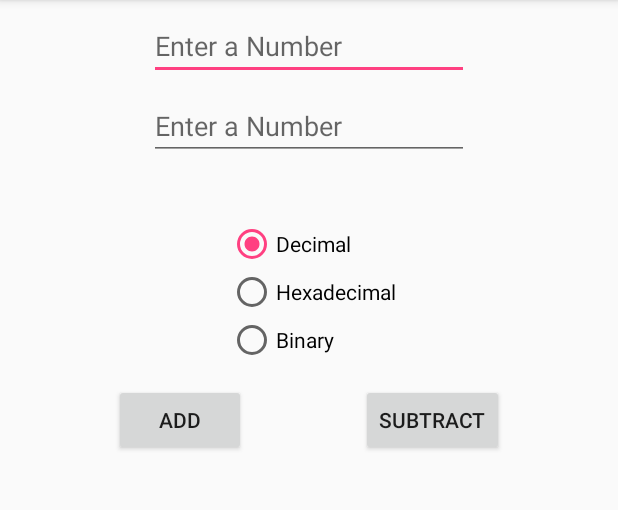
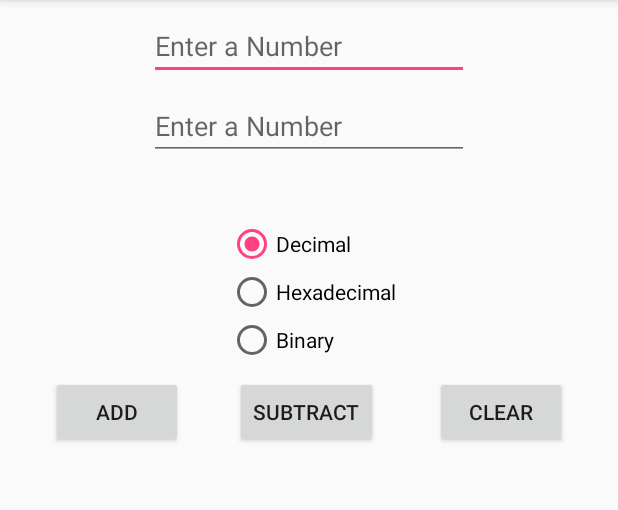
Before and after one commit to tm1287/CalculatorApp, an Android app: the screen it shows after launch (MainActivity), on a phone screen of 412 x 824 dp, the part 84-594 px from its top. Run offline under Robolectric (Android 15) with nearby library versions, the phone set to English and light mode, and no system bars.

Commit message:
Added functionality for a clear button.

```diff
--- a/app/src/main/res/layout/activity_main.xml
+++ b/app/src/main/res/layout/activity_main.xml
@@ -39,41 +39,55 @@
         android:id="@+id/addBtn"
         android:layout_width="wrap_content"
         android:layout_height="wrap_content"
-        android:layout_marginEnd="8dp"
         android:layout_marginStart="8dp"
-        android:layout_marginTop="256dp"
+        android:layout_marginTop="8dp"
         android:text="ADD"
         app:layout_constraintEnd_toStartOf="@+id/subBtn"
         app:layout_constraintHorizontal_bias="0.5"
         app:layout_constraintStart_toStartOf="parent"
-        app:layout_constraintTop_toTopOf="parent" />
+        app:layout_constraintTop_toBottomOf="@+id/radioGroup"
+        android:layout_marginLeft="8dp" />
 
     <Button
         android:id="@+id/subBtn"
         android:layout_width="wrap_content"
         android:layout_height="wrap_content"
+        android:layout_marginStart="8dp"
+        android:layout_marginTop="8dp"
+        android:text="SUBTRACT"
+        app:layout_constraintEnd_toStartOf="@+id/clrBtn"
+        app:layout_constraintHorizontal_bias="0.5"
+        app:layout_constraintStart_toEndOf="@+id/addBtn"
+        app:layout_constraintTop_toBottomOf="@+id/radioGroup"
+        android:layout_marginLeft="8dp" />
+
+    <Button
+        android:id="@+id/clrBtn"
+        android:layout_width="wrap_content"
+        android:layout_height="wrap_content"
         android:layout_marginEnd="8dp"
-        android:layout_marginRight="16dp"
-        android:layout_marginTop="256dp"
-        android:text="SUBTRACT"
+        android:layout_marginStart="12dp"
+        android:layout_marginTop="8dp"
+        android:text="CLEAR"
         app:layout_constraintEnd_toEndOf="parent"
         app:layout_constraintHorizontal_bias="0.5"
-        app:layout_constraintRight_toRightOf="parent"
-        app:layout_constraintStart_toEndOf="@+id/addBtn"
-        app:layout_constraintTop_toTopOf="parent" />
+        app:layout_constraintStart_toEndOf="@+id/subBtn"
+        app:layout_constraintTop_toBottomOf="@+id/radioGroup"
+        android:layout_marginRight="8dp"
+        android:layout_marginLeft="12dp" />
 
     <TextView
         android:id="@+id/resultTextView"
         android:layout_width="wrap_content"
         android:layout_height="wrap_content"
-        android:layout_marginTop="132dp"
+        android:layout_marginTop="8dp"
         android:textSize="48sp"
         app:layout_constraintEnd_toEndOf="parent"
         app:layout_constraintHorizontal_bias="0.501"
         app:layout_constraintLeft_toLeftOf="parent"
         app:layout_constraintRight_toRightOf="parent"
         app:layout_constraintStart_toStartOf="parent"
-        app:layout_constraintTop_toBottomOf="@+id/radioGroup" />
+        app:layout_constraintTop_toBottomOf="@+id/subBtn" />
 
     <RadioGroup
         android:id="@+id/radioGroup"
```
Also changed, not shown: app/src/main/java/com/maraligat/calculatorapp/MainActivity.java (+24 -1 lines).
